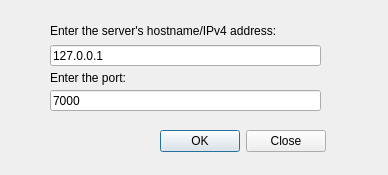
Old version of the form Src/UIs/serverDialog.ui in the repository melvyn2/ThatChat.
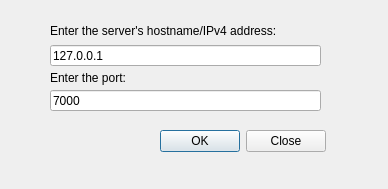
New version of the form.

```diff
--- a/Src/UIs/serverDialog.ui
+++ b/Src/UIs/serverDialog.ui
@@ -10,7 +10,7 @@
     <x>0</x>
     <y>0</y>
     <width>388</width>
-    <height>175</height>
+    <height>189</height>
    </rect>
   </property>
   <property name="windowTitle">
@@ -106,14 +106,17 @@
    <property name="geometry">
     <rect>
      <x>50</x>
-     <y>130</y>
-     <width>121</width>
+     <y>160</y>
+     <width>266</width>
      <height>16</height>
     </rect>
    </property>
    <property name="text">
     <string/>
    </property>
+   <property name="alignment">
+    <set>Qt::AlignCenter</set>
+   </property>
   </widget>
  </widget>
  <resources/>
```
